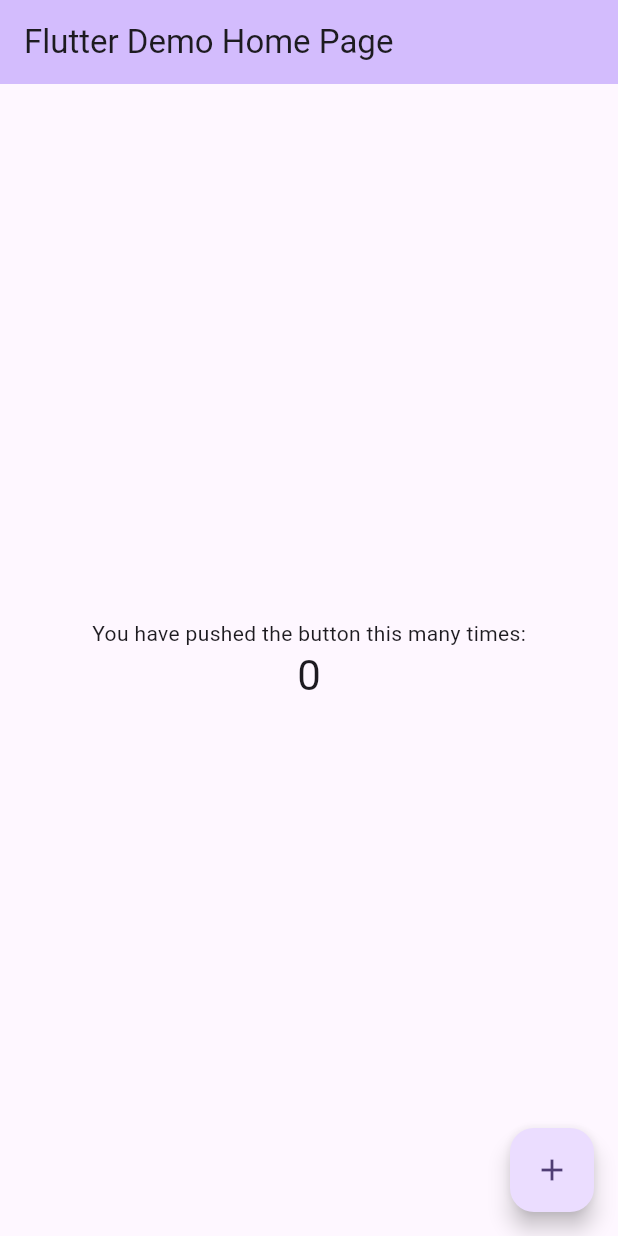
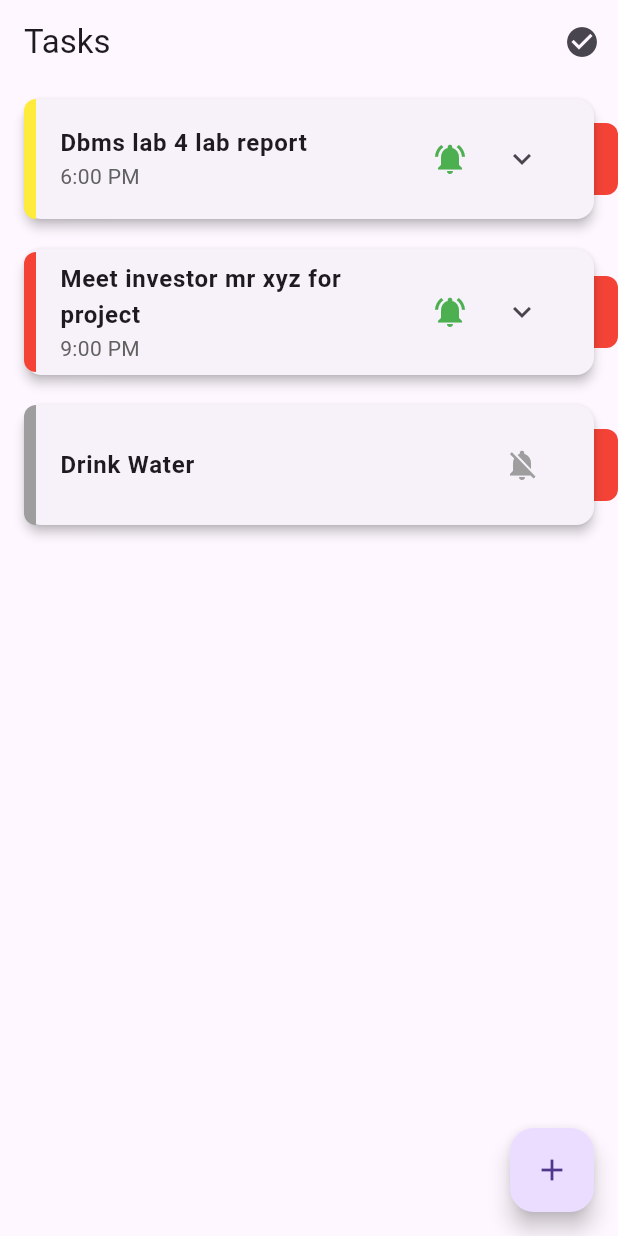
Before and after one commit to AayushJha2004/todo_flutter, a Flutter app: the screen it shows after launch, on a phone screen of 412 x 824 dp. Run offline on Flutter 3.47's test engine with Material 3 defaults, Android fonts, the phone set to English and light mode, and no system bars.

Commit message:
stable commit

```diff
--- a/lib/main.dart
+++ b/lib/main.dart
@@ -1,125 +1,262 @@
 import 'package:flutter/material.dart';
+import 'models/task.dart';
 
 void main() {
-  runApp(const MyApp());
+  runApp(TaskApp());
 }
 
-class MyApp extends StatelessWidget {
-  const MyApp({super.key});
-
-  // This widget is the root of your application.
+class TaskApp extends StatelessWidget {
   @override
   Widget build(BuildContext context) {
     return MaterialApp(
-      title: 'Flutter Demo',
+      title: 'Task Manager',
       theme: ThemeData(
-        // This is the theme of your application.
-        //
-        // TRY THIS: Try running your application with "flutter run". You'll see
-        // the application has a purple toolbar. Then, without quitting the app,
-        // try changing the seedColor in the colorScheme below to Colors.green
-        // and then invoke "hot reload" (save your changes or press the "hot
-        // reload" button in a Flutter-supported IDE, or press "r" if you used
-        // the command line to start the app).
-        //
-        // Notice that the counter didn't reset back to zero; the application
-        // state is not lost during the reload. To reset the state, use hot
-        // restart instead.
-        //
-        // This works for code too, not just values: Most code changes can be
-        // tested with just a hot reload.
-        colorScheme: ColorScheme.fromSeed(seedColor: Colors.deepPurple),
-        useMaterial3: true,
+        primarySwatch: Colors.blue,
       ),
-      home: const MyHomePage(title: 'Flutter Demo Home Page'),
+      home: TaskScreen(),
     );
   }
 }
 
-class MyHomePage extends StatefulWidget {
-  const MyHomePage({super.key, required this.title});
-
-  // This widget is the home page of your application. It is stateful, meaning
-  // that it has a State object (defined below) that contains fields that affect
-  // how it looks.
-
-  // This class is the configuration for the state. It holds the values (in this
-  // case the title) provided by the parent (in this case the App widget) and
-  // used by the build method of the State. Fields in a Widget subclass are
-  // always marked "final".
-
-  final String title;
-
+class TaskScreen extends StatefulWidget {
   @override
-  State<MyHomePage> createState() => _MyHomePageState();
+  _TaskScreenState createState() => _TaskScreenState();
 }
 
-class _MyHomePageState extends State<MyHomePage> {
-  int _counter = 0;
+class _TaskScreenState extends State<TaskScreen> {
+  List<Task> tasks = [
+    Task(
+      title: 'Dbms lab 4 lab report',
+      date: DateTime.now(),
+      time: TimeOfDay(hour: 18, minute: 0),
+      notification: true,
+      importance: 'Medium',
+      group: 'College',
+      details: 'Submit the lab report before 6 PM.',
+    ),
+    Task(
+      title: 'Meet investor mr xyz for project',
+      date: DateTime.now(),
+      time: TimeOfDay(hour: 21, minute: 0),
+      notification: true,
+      importance: 'High',
+      group: 'Work',
+      details: 'Prepare presentation and financial summary.',
+    ),
+    Task(
+      title: 'Drink Water',
+      notification: false,
+      group: 'Personal',
+    ),
+  ];
 
-  void _incrementCounter() {
+  List<Task> completedTasks = [];
+  Map<String, bool> expandedState = {};
+
+  void toggleExpand(String taskTitle) {
     setState(() {
-      // This call to setState tells the Flutter framework that something has
-      // changed in this State, which causes it to rerun the build method below
-      // so that the display can reflect the updated values. If we changed
-      // _counter without calling setState(), then the build method would not be
-      // called again, and so nothing would appear to happen.
-      _counter++;
+      expandedState[taskTitle] = !(expandedState[taskTitle] ?? false);
     });
+  }
+
+  void toggleNotification(Task task) {
+    setState(() {
+      task.notification = !task.notification;
+    });
+    ScaffoldMessenger.of(context).showSnackBar(
+      SnackBar(
+        content: Text(
+          task.notification
+              ? 'Notification Enabled for "${task.title}"'
+              : 'Notification Disabled for "${task.title}"',
+        ),
+        duration: Duration(seconds: 1),
+      ),
+    );
+  }
+
+  void deleteTask(Task task) {
+    setState(() {
+      tasks.remove(task);
+    });
+    ScaffoldMessenger.of(context).showSnackBar(
+      SnackBar(
+        content: Text('Task "${task.title}" deleted'),
+        duration: Duration(seconds: 1),
+      ),
+    );
+  }
+
+  void editTask(Task task) {
+    ScaffoldMessenger.of(context).showSnackBar(
+      SnackBar(
+        content: Text('Editing Task "${task.title}"'),
+        duration: Duration(seconds: 1),
+      ),
+    );
+  }
+
+  Color getPriorityColor(String importance) {
+    switch (importance) {
+      case 'High':
+        return Colors.red;
+      case 'Medium':
+        return Colors.yellow;
+      case 'Low':
+        return Colors.green;
+      default:
+        return Colors.grey;
+    }
   }
 
   @override
   Widget build(BuildContext context) {
-    // This method is rerun every time setState is called, for instance as done
-    // by the _incrementCounter method above.
-    //
-    // The Flutter framework has been optimized to make rerunning build methods
-    // fast, so that you can just rebuild anything that needs updating rather
-    // than having to individually change instances of widgets.
     return Scaffold(
       appBar: AppBar(
-        // TRY THIS: Try changing the color here to a specific color (to
-        // Colors.amber, perhaps?) and trigger a hot reload to see the AppBar
-        // change color while the other colors stay the same.
-        backgroundColor: Theme.of(context).colorScheme.inversePrimary,
-        // Here we take the value from the MyHomePage object that was created by
-        // the App.build method, and use it to set our appbar title.
-        title: Text(widget.title),
+        title: Text('Tasks'),
+        actions: [
+          IconButton(
+            icon: Icon(Icons.check_circle),
+            onPressed: () {
+              ScaffoldMessenger.of(context).showSnackBar(
+                SnackBar(
+                  content: Text(
+                    'Completed Tasks: ${completedTasks.length}',
+                  ),
+                  duration: Duration(seconds: 2),
+                ),
+              );
+            },
+          )
+        ],
       ),
-      body: Center(
-        // Center is a layout widget. It takes a single child and positions it
-        // in the middle of the parent.
-        child: Column(
-          // Column is also a layout widget. It takes a list of children and
-          // arranges them vertically. By default, it sizes itself to fit its
-          // children horizontally, and tries to be as tall as its parent.
-          //
-          // Column has various properties to control how it sizes itself and
-          // how it positions its children. Here we use mainAxisAlignment to
-          // center the children vertically; the main axis here is the vertical
-          // axis because Columns are vertical (the cross axis would be
-          // horizontal).
-          //
-          // TRY THIS: Invoke "debug painting" (choose the "Toggle Debug Paint"
-          // action in the IDE, or press "p" in the console), to see the
-          // wireframe for each widget.
-          mainAxisAlignment: MainAxisAlignment.center,
-          children: <Widget>[
-            const Text(
-              'You have pushed the button this many times:',
+      body: ListView.builder(
+        itemCount: tasks.length,
+        itemBuilder: (context, index) {
+          final task = tasks[index];
+          final isExpanded = expandedState[task.title] ?? false;
+
+          return GestureDetector(
+            child: Dismissible(
+              key: Key(task.title),
+              direction: DismissDirection.endToStart,
+              confirmDismiss: (direction) async {
+                return false; // Prevent auto-delete
+              },
+              child: Stack(
+                children: [
+                  // Background Edit and Delete Buttons
+                  Positioned.fill(
+                    child: Row(
+                      mainAxisAlignment: MainAxisAlignment.end,
+                      children: [
+                        Container(
+                          margin: EdgeInsets.symmetric(vertical: 6),
+                          decoration: BoxDecoration(
+                            color: Colors.grey[700],
+                            borderRadius: BorderRadius.circular(8),
+                          ),
+                          child: IconButton(
+                            icon: Icon(Icons.edit, color: Colors.white),
+                            onPressed: () => editTask(task),
+                          ),
+                        ),
+                        SizedBox(width: 4),
+                        Container(
+                          margin: EdgeInsets.symmetric(vertical: 6),
+                          decoration: BoxDecoration(
+                            color: Colors.red,
+                            borderRadius: BorderRadius.circular(8),
+                          ),
+                          child: IconButton(
+                            icon: Icon(Icons.delete, color: Colors.white),
+                            onPressed: () => deleteTask(task),
+                          ),
+                        ),
+                      ],
+                    ),
+                  ),
+
+                  // Task Card
+                  AnimatedContainer(
+                    duration: Duration(milliseconds: 300),
+                    margin: EdgeInsets.symmetric(horizontal: 12, vertical: 6),
+                    child: Card(
+                      elevation: 3,
+                      shape: RoundedRectangleBorder(
+                        borderRadius: BorderRadius.circular(12),
+                      ),
+                      child: Row(
+                        children: [
+                          // Priority Stripe on the Leftmost Side
+                          Container(
+                            width: 8,
+                            height: 80,
+                            decoration: BoxDecoration(
+                              color: getPriorityColor(task.importance),
+                              borderRadius: BorderRadius.only(
+                                topLeft: Radius.circular(12),
+                                bottomLeft: Radius.circular(12),
+                              ),
+                            ),
+                          ),
+                          // Task Details
+                          Expanded(
+                            child: ListTile(
+                              title: Text(task.title,
+                                  style:
+                                      TextStyle(fontWeight: FontWeight.bold)),
+                              subtitle: task.time != null
+                                  ? Text(
+                                      '${task.time!.format(context)}',
+                                      style: TextStyle(color: Colors.grey[700]),
+                                    )
+                                  : null,
+                              trailing: Row(
+                                mainAxisSize: MainAxisSize.min,
+                                children: [
+                                  IconButton(
+                                    icon: Icon(
+                                      task.notification
+                                          ? Icons.notifications_active
+                                          : Icons.notifications_off,
+                                      color: task.notification
+                                          ? Colors.green
+                                          : Colors.grey,
+                                    ),
+                                    onPressed: () => toggleNotification(task),
+                                  ),
+                                  if (task.details != null)
+                                    IconButton(
+                                      icon: Icon(
+                                        isExpanded
+                                            ? Icons.keyboard_arrow_up
+                                            : Icons.keyboard_arrow_down,
+                                      ),
+                                      onPressed: () => toggleExpand(task.title),
+                                    ),
+                                ],
+                              ),
+                            ),
+                          ),
+                        ],
+                      ),
+                    ),
+                  ),
+                ],
+              ),
             ),
-            Text(
-              '$_counter',
-              style: Theme.of(context).textTheme.headlineMedium,
-            ),
-          ],
-        ),
+          );
+        },
       ),
       floatingActionButton: FloatingActionButton(
-        onPressed: _incrementCounter,
-        tooltip: 'Increment',
-        child: const Icon(Icons.add),
-      ), // This trailing comma makes auto-formatting nicer for build methods.
+        onPressed: () {
+          setState(() {
+            tasks.add(Task(title: 'New Task', details: 'Added dynamically'));
+          });
+        },
+        child: Icon(Icons.add),
+      ),
     );
   }
 }
--- a/lib/models/task.dart
+++ b/lib/models/task.dart
@@ -1,3 +1,5 @@
+import 'package:flutter/material.dart';
+
 class Task {
   String title;
   DateTime? date;
```
Also changed, not shown: 1 other file.
